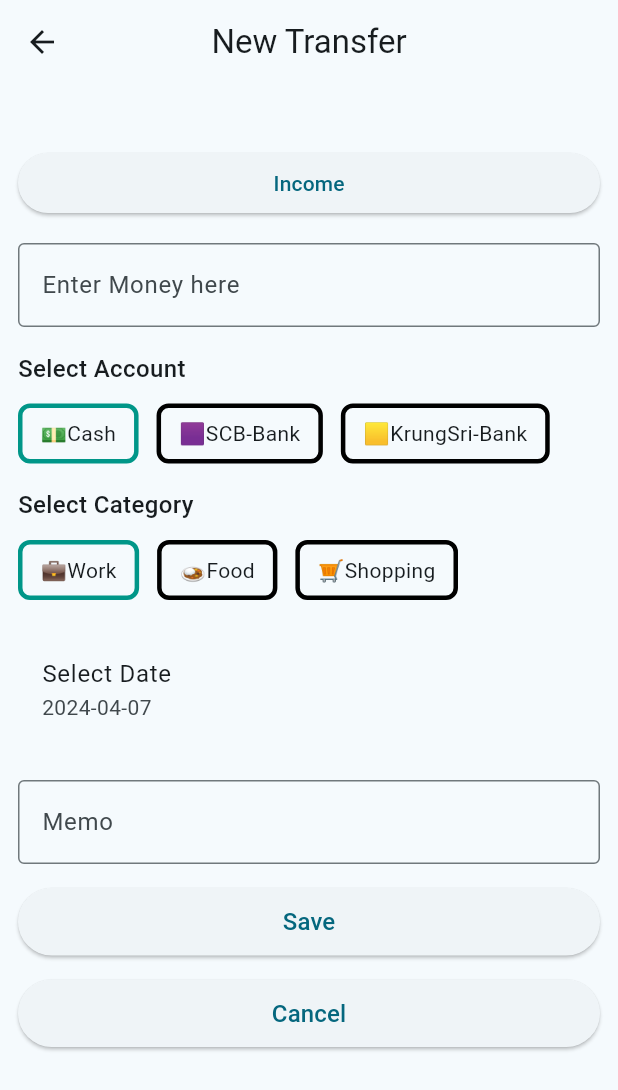
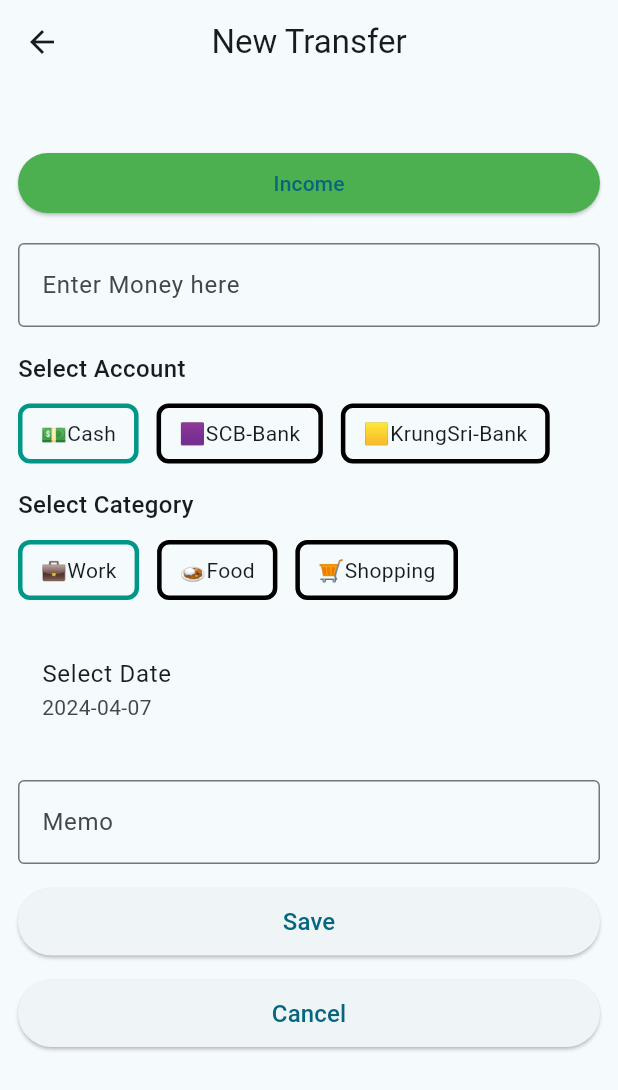
Before and after one commit to Thinnakorn050/mywallet, a Flutter app: the TranFormPage screen opened directly, on a phone screen of 412 x 824 dp. Shown: the top 1090 px of the screen. Run offline on Flutter 3.47's test engine with Material 3 defaults, Android fonts, the phone set to English and light mode, and no system bars; our stand-ins replace csv, font_awesome_flutter, permission_handler, sqflite; accounts and stored records are empty.

Commit message:
copy from another branch have color expense and income

```diff
--- a/lib/form_page/tran_form_page.dart
+++ b/lib/form_page/tran_form_page.dart
@@ -156,8 +156,21 @@ class _TranFormPageState extends State<TranFormPage> {
                     _isExpense = !_isExpense;
                   });
                 },
+                style: ButtonStyle(
+                  backgroundColor:
+                      MaterialStateProperty.resolveWith<Color>((states) {
+                    if (_isExpense) {
+                      // Return red color if _isExpense is true
+                      return Colors.red;
+                    } else {
+                      // Return green color if _isExpense is false
+                      return Colors.green;
+                    }
+                  }),
+                ),
                 child: Text(_isExpense ? 'Expense' : 'Income'),
               ),
+
               const SizedBox(height: 16.0),
               TextField(
                 controller: _moneyController,
--- a/lib/pages/HomePage.dart
+++ b/lib/pages/HomePage.dart
@@ -36,7 +36,7 @@ class _HomePageState extends State<HomePage> {
   Future<void> _exportToCSV() async {
     await _databaseService.exportDataToCSV();
     ScaffoldMessenger.of(context).showSnackBar(SnackBar(
-      content: Text('Data exported to CSV file.'),
+      content: Text('Exported to : /Download/transfers.csv'),
     ));
   }
 
--- a/pubspec.yaml
+++ b/pubspec.yaml
@@ -33,6 +33,8 @@ dependencies:
   font_awesome_flutter: ^9.2.0
   path: ^1.8.0
   sqflite: ^2.3.2
+  permission_handler: ^11.3.1
+  file_picker: ^8.0.0
 
 
   # The following adds the Cupertino Icons font to your application.
```
Also changed, not shown: lib/services/database_service.dart (+4 -3 lines), pubspec.lock, 2 other files.
